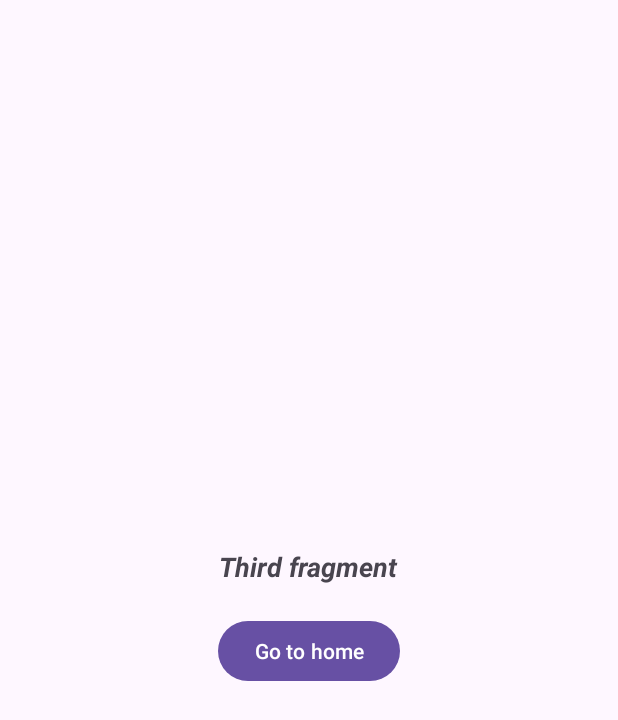
After one commit to khaledfathi/rcc_firebase_news, an Android app: the ThirdFragment screen opened through its navigation route, on a phone screen of 412 x 824 dp. The commit adds this screen. Shown: the top 720 px of the screen. Run offline under Robolectric (Android 15) with nearby library versions, the phone set to English and light mode, and no system bars.

Commit message:
check point

```diff
--- a/app/build.gradle.kts
+++ b/app/build.gradle.kts
@@ -69,5 +69,7 @@ dependencies {
     implementation("androidx.camera:camera-video:${camerax_version}")
     implementation("androidx.camera:camera-view:${camerax_version}")
     implementation("androidx.camera:camera-extensions:${camerax_version}")
+    //navigation
+    implementation("androidx.navigation:navigation-fragment-ktx:2.3.5")
 
 }
--- a/app/src/main/AndroidManifest.xml
+++ b/app/src/main/AndroidManifest.xml
@@ -3,6 +3,7 @@
     xmlns:tools="http://schemas.android.com/tools">
 
     <uses-feature android:name="android.hardware.camera.any" />
+
     <uses-permission android:name="android.permission.CAMERA" />
     <uses-permission android:name="android.permission.RECORD_AUDIO" />
     <uses-permission
@@ -19,7 +20,9 @@
         android:supportsRtl="true"
         android:theme="@style/Theme.Rcc_firebase_news"
         tools:targetApi="31">
-
+        <activity
+            android:name=".features.fragment_test.presentation.ScreenActivity"
+            android:exported="false" />
         <activity
             android:name=".features.camera_x.presentation.ui.CameraActivity"
             android:exported="false" />
--- a/app/src/main/java/com/kinsideapp/rcc_firebase_news/core/route/Routes.kt
+++ b/app/src/main/java/com/kinsideapp/rcc_firebase_news/core/route/Routes.kt
@@ -3,6 +3,7 @@ package com.kinsideapp.rcc_firebase_news.core.route
 import android.content.Context
 import com.kinsideapp.rcc_firebase_news.features.add_article.presentation.ui.AddArticleActivity
 import com.kinsideapp.rcc_firebase_news.features.camera_x.presentation.ui.CameraActivity
+import com.kinsideapp.rcc_firebase_news.features.fragment_test.presentation.ScreenActivity
 import com.kinsideapp.rcc_firebase_news.features.news.domain.entity.ArticleEntity
 import com.kinsideapp.rcc_firebase_news.features.news.presentation.ui.article.ArticleActivity
 import com.kinsideapp.rcc_firebase_news.features.news.presentation.ui.news.NewsActivity
@@ -26,4 +27,7 @@ class RouteToArticle(context: Context) : Route(context) {
 class RouteToCamera(context: Context) : Route(context) {
     override fun destination() = CameraActivity::class.java
 }
+class RouteToScreen(context: Context) : Route(context) {
+    override fun destination() = ScreenActivity::class.java
+}
 /***** -END- FOR TEST *****/
--- /dev/null
+++ b/app/src/main/java/com/kinsideapp/rcc_firebase_news/features/fragment_test/presentation/ScreenActivity.kt
@@ -0,0 +1,29 @@
+package com.kinsideapp.rcc_firebase_news.features.fragment_test.presentation
+
+import android.os.Bundle
+import androidx.activity.enableEdgeToEdge
+import androidx.appcompat.app.AppCompatActivity
+import androidx.core.view.ViewCompat
+import androidx.core.view.WindowInsetsCompat
+import com.kinsideapp.rcc_firebase_news.R
+import com.kinsideapp.rcc_firebase_news.databinding.ActivityScreenBinding
+
+class ScreenActivity : AppCompatActivity() {
+    private lateinit var _binding: ActivityScreenBinding
+    override fun onCreate(savedInstanceState: Bundle?) {
+        super.onCreate(savedInstanceState)
+        enableEdgeToEdge()
+        _binding = ActivityScreenBinding.inflate(layoutInflater)
+        setContentView(_binding.root)
+        ViewCompat.setOnApplyWindowInsetsListener(_binding.root) { v, insets ->
+            val systemBars = insets.getInsets(WindowInsetsCompat.Type.systemBars())
+            v.setPadding(systemBars.left, systemBars.top, systemBars.right, systemBars.bottom)
+            insets
+        }
+        init()
+    }
+
+    private fun init() {
+
+    }
+}
--- /dev/null
+++ b/app/src/main/java/com/kinsideapp/rcc_firebase_news/features/fragment_test/presentation/fragments/FirstFragment.kt
@@ -0,0 +1,67 @@
+package com.kinsideapp.rcc_firebase_news.features.fragment_test.presentation.fragments
+
+import android.os.Bundle
+import androidx.fragment.app.Fragment
+import android.view.LayoutInflater
+import android.view.View
+import android.view.ViewGroup
+import android.widget.Button
+import androidx.navigation.findNavController
+import com.kinsideapp.rcc_firebase_news.R
+import com.kinsideapp.rcc_firebase_news.databinding.FragmentFirstBinding
+
+// TODO: Rename parameter arguments, choose names that match
+// the fragment initialization parameters, e.g. ARG_ITEM_NUMBER
+private const val ARG_PARAM1 = "param1"
+private const val ARG_PARAM2 = "param2"
+
+/**
+ * A simple [Fragment] subclass.
+ * Use the [FirstFragment.newInstance] factory method to
+ * create an instance of this fragment.
+ */
+class FirstFragment : Fragment() {
+    // TODO: Rename and change types of parameters
+    private var param1: String? = null
+    private var param2: String? = null
+
+    override fun onCreate(savedInstanceState: Bundle?) {
+        super.onCreate(savedInstanceState)
+        arguments?.let {
+            param1 = it.getString(ARG_PARAM1)
+            param2 = it.getString(ARG_PARAM2)
+        }
+    }
+
+    override fun onCreateView(
+        inflater: LayoutInflater, container: ViewGroup?,
+        savedInstanceState: Bundle?
+    ): View? {
+        // Inflate the layout for this fragment
+        val binding = FragmentFirstBinding.inflate(layoutInflater)
+        binding.button.setOnClickListener {
+            binding.root.findNavController().navigate(R.id.action_firstFragment_to_secondFragment)
+        }
+        return binding.root
+    }
+
+    companion object {
+        /**
+         * Use this factory method to create a new instance of
+         * this fragment using the provided parameters.
+         *
+         * @param param1 Parameter 1.
+         * @param param2 Parameter 2.
+         * @return A new instance of fragment FirstFragment.
+         */
+        // TODO: Rename and change types and number of parameters
+        @JvmStatic
+        fun newInstance(param1: String, param2: String) =
+            FirstFragment().apply {
+                arguments = Bundle().apply {
+                    putString(ARG_PARAM1, param1)
+                    putString(ARG_PARAM2, param2)
+                }
+            }
+    }
+}
--- /dev/null
+++ b/app/src/main/java/com/kinsideapp/rcc_firebase_news/features/fragment_test/presentation/fragments/ThirdFragment.kt
@@ -0,0 +1,62 @@
+package com.kinsideapp.rcc_firebase_news.features.fragment_test.presentation.fragments
+
+import android.os.Bundle
+import androidx.fragment.app.Fragment
+import android.view.LayoutInflater
+import android.view.View
+import android.view.ViewGroup
+import com.kinsideapp.rcc_firebase_news.R
+import com.kinsideapp.rcc_firebase_news.databinding.FragmentThirdBinding
+
+// TODO: Rename parameter arguments, choose names that match
+// the fragment initialization parameters, e.g. ARG_ITEM_NUMBER
+private const val ARG_PARAM1 = "param1"
+private const val ARG_PARAM2 = "param2"
+
+/**
+ * A simple [Fragment] subclass.
+ * Use the [ThirdFragment.newInstance] factory method to
+ * create an instance of this fragment.
+ */
+class ThirdFragment : Fragment() {
+    // TODO: Rename and change types of parameters
+    private var param1: String? = null
+    private var param2: String? = null
+
+    override fun onCreate(savedInstanceState: Bundle?) {
+        super.onCreate(savedInstanceState)
+        arguments?.let {
+            param1 = it.getString(ARG_PARAM1)
+            param2 = it.getString(ARG_PARAM2)
+        }
+    }
+
+    override fun onCreateView(
+        inflater: LayoutInflater, container: ViewGroup?,
+        savedInstanceState: Bundle?
+    ): View? {
+        // Inflate the layout for this fragment
+        val binding = FragmentThirdBinding.inflate(layoutInflater)
+        return  binding.root
+    }
+
+    companion object {
+        /**
+         * Use this factory method to create a new instance of
+         * this fragment using the provided parameters.
+         *
+         * @param param1 Parameter 1.
+         * @param param2 Parameter 2.
+         * @return A new instance of fragment ThirdFragment.
+         */
+        // TODO: Rename and change types and number of parameters
+        @JvmStatic
+        fun newInstance(param1: String, param2: String) =
+            ThirdFragment().apply {
+                arguments = Bundle().apply {
+                    putString(ARG_PARAM1, param1)
+                    putString(ARG_PARAM2, param2)
+                }
+            }
+    }
+}
--- a/app/src/main/java/com/kinsideapp/rcc_firebase_news/features/home/presentation/ui/HomeActivity.kt
+++ b/app/src/main/java/com/kinsideapp/rcc_firebase_news/features/home/presentation/ui/HomeActivity.kt
@@ -9,6 +9,7 @@ import com.kinsideapp.rcc_firebase_news.core.global.BaseActivity
 import com.kinsideapp.rcc_firebase_news.core.route.RouteToAddArticle
 import com.kinsideapp.rcc_firebase_news.core.route.RouteToCamera
 import com.kinsideapp.rcc_firebase_news.core.route.RouteToNews
+import com.kinsideapp.rcc_firebase_news.core.route.RouteToScreen
 import com.kinsideapp.rcc_firebase_news.databinding.ActivityHomeBinding
 
 class HomeActivity : BaseActivity() {
@@ -43,7 +44,7 @@ class HomeActivity : BaseActivity() {
 
     private fun eventGoToTestScreen() {
         _binding.testButton.setOnClickListener {
-            RouteToCamera(this).navigate()
+            RouteToScreen(this).navigate()
         }
     }
 
--- /dev/null
+++ b/app/src/main/res/layout/activity_screen.xml
@@ -0,0 +1,22 @@
+<?xml version="1.0" encoding="utf-8"?>
+<androidx.constraintlayout.widget.ConstraintLayout xmlns:android="http://schemas.android.com/apk/res/android"
+    xmlns:app="http://schemas.android.com/apk/res-auto"
+    xmlns:tools="http://schemas.android.com/tools"
+    android:id="@+id/main"
+    android:layout_width="match_parent"
+    android:layout_height="match_parent"
+    tools:context=".features.fragment_test.presentation.ScreenActivity">
+
+    <androidx.fragment.app.FragmentContainerView
+        android:id="@+id/nav_host_fragment"
+        android:name="androidx.navigation.fragment.NavHostFragment"
+        android:layout_width="match_parent"
+        android:layout_height="match_parent"
+        app:layout_constraintBottom_toBottomOf="parent"
+        app:layout_constraintEnd_toEndOf="parent"
+        app:layout_constraintStart_toStartOf="parent"
+        app:navGraph="@navigation/nav_graph"
+        app:defaultNavHost="true"
+        app:layout_constraintTop_toTopOf="parent" />
+
+</androidx.constraintlayout.widget.ConstraintLayout>
--- /dev/null
+++ b/app/src/main/res/layout/fragment_third.xml
@@ -0,0 +1,28 @@
+<?xml version="1.0" encoding="utf-8"?>
+<LinearLayout xmlns:android="http://schemas.android.com/apk/res/android"
+    xmlns:tools="http://schemas.android.com/tools"
+    android:layout_width="match_parent"
+    android:layout_height="match_parent"
+    android:gravity="center"
+    android:orientation="vertical"
+    tools:context=".features.fragment_test.presentation.fragments.ThirdFragment">
+
+    <TextView
+        android:id="@+id/result"
+        android:layout_width="wrap_content"
+        android:layout_height="wrap_content"
+        android:layout_gravity="center"
+        android:textStyle="bold|italic"
+        android:gravity="center"
+        android:text="Third fragment"
+        android:textSize="18sp" />
+
+    <Button
+        android:id="@+id/button"
+        android:layout_width="wrap_content"
+        android:layout_height="wrap_content"
+        android:layout_gravity="center"
+        android:layout_marginTop="20dp"
+        android:text="Go to home" />
+
+</LinearLayout>
--- /dev/null
+++ b/app/src/main/res/navigation/nav_graph.xml
@@ -0,0 +1,32 @@
+<?xml version="1.0" encoding="utf-8"?>
+<navigation xmlns:android="http://schemas.android.com/apk/res/android"
+    xmlns:app="http://schemas.android.com/apk/res-auto"
+    xmlns:tools="http://schemas.android.com/tools"
+    android:id="@+id/nav_graph"
+    app:startDestination="@id/firstFragment">
+
+    <fragment
+        android:id="@+id/firstFragment"
+        android:name="com.kinsideapp.rcc_firebase_news.features.fragment_test.presentation.fragments.FirstFragment"
+        android:label="fragment_first"
+        tools:layout="@layout/fragment_first">
+        <action
+            android:id="@+id/action_firstFragment_to_secondFragment"
+            app:destination="@id/secondFragment" />
+    </fragment>
+    <fragment
+        android:id="@+id/secondFragment"
+        android:name="com.kinsideapp.rcc_firebase_news.features.fragment_test.presentation.fragments.SecondFragment"
+        android:label="fragment_second"
+        tools:layout="@layout/fragment_second">
+        <action
+            android:id="@+id/action_secondFragment_to_thirdFragment"
+            app:destination="@id/thirdFragment" />
+    </fragment>
+
+    <fragment
+        android:id="@+id/thirdFragment"
+        android:name="com.kinsideapp.rcc_firebase_news.features.fragment_test.presentation.fragments.ThirdFragment"
+        android:label="fragment_third"
+        tools:layout="@layout/fragment_third" />
+</navigation>
--- a/app/src/main/res/values/strings.xml
+++ b/app/src/main/res/values/strings.xml
@@ -1,3 +1,5 @@
 <resources>
     <string name="app_name">rcc_firebase_news</string>
+    <!-- TODO: Remove or change this placeholder text -->
+    <string name="hello_blank_fragment">Hello blank fragment</string>
 </resources>
```
Also changed, not shown: app/src/main/java/com/kinsideapp/rcc_firebase_news/features/fragment_test/presentation/fragments/SecondFragment.kt (added, +66 -0 lines), app/src/main/res/layout/fragment_first.xml (added, +26 -0 lines), app/src/main/res/layout/fragment_second.xml (added, +29 -0 lines).
